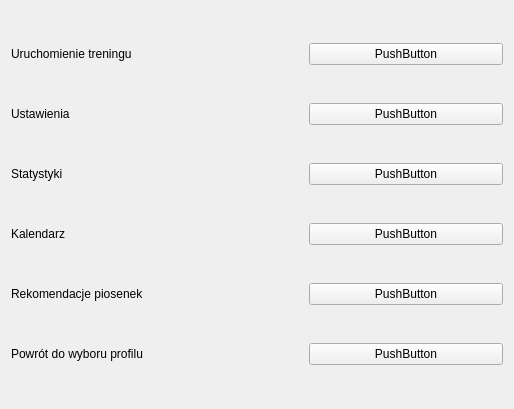
The window that coach/interface/ui/main_menu.ui (Daria34522/Trener_Personalny_Czacza) describes before a commit, drawn with Qt 5.
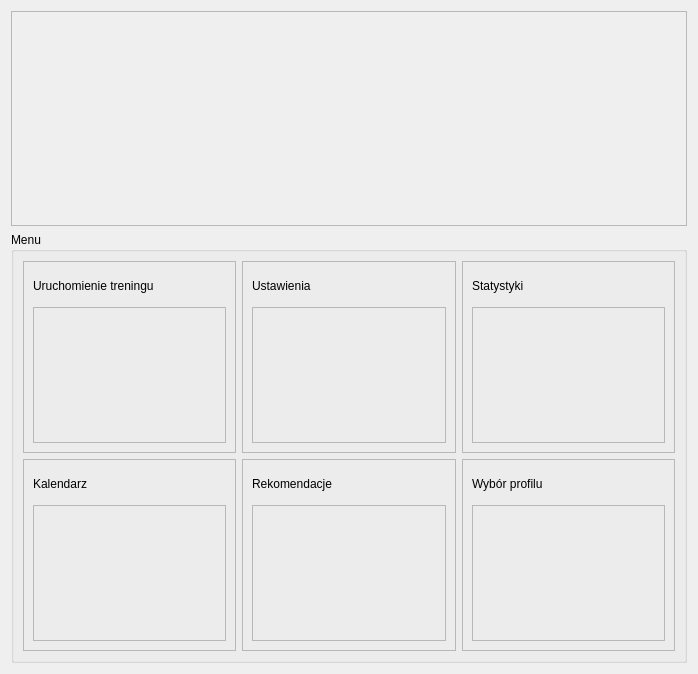
The same window after the commit.

Commit message: Modyfikacja menu wyboru profilu poprzez dodanie obsługi zdjęć profilowych

What changed in the file:
```diff
--- a/coach/interface/ui/main_menu.ui
+++ b/coach/interface/ui/main_menu.ui
@@ -6,34 +6,39 @@
    <rect>
     <x>0</x>
     <y>0</y>
-    <width>514</width>
-    <height>409</height>
+    <width>698</width>
+    <height>674</height>
    </rect>
   </property>
   <property name="windowTitle">
    <string>Form</string>
   </property>
-  <layout class="QVBoxLayout" name="verticalLayout">
+  <layout class="QVBoxLayout" name="verticalLayout" stretch="5,10">
    <item>
-    <layout class="QHBoxLayout" name="horizontalLayout" stretch="3,2">
-     <item>
-      <widget class="QLabel" name="label">
-       <property name="text">
-        <string>Uruchomienie treningu</string>
-       </property>
-      </widget>
-     </item>
-     <item>
-      <widget class="QPushButton" name="Start_training">
-       <property name="text">
-        <string>PushButton</string>
+    <widget class="QFrame" name="frame">
+     <property name="frameShape">
+      <enum>QFrame::StyledPanel</enum>
+     </property>
+     <property name="frameShadow">
+      <enum>QFrame::Raised</enum>
        </property>
       </widget>
      </item>
-    </layout>
-   </item>
    <item>
-    <layout class="QHBoxLayout" name="horizontalLayout_2" stretch="3,2">
+    <widget class="QGroupBox" name="groupBox">
+     <property name="title">
+      <string>Menu</string>
+     </property>
+     <layout class="QGridLayout" name="gridLayout">
+      <item row="0" column="1">
+       <widget class="QFrame" name="frame_3">
+        <property name="frameShape">
+         <enum>QFrame::StyledPanel</enum>
+        </property>
+        <property name="frameShadow">
+         <enum>QFrame::Raised</enum>
+        </property>
+        <layout class="QVBoxLayout" name="verticalLayout_3" stretch="2,9">
      <item>
       <widget class="QLabel" name="label_2">
        <property name="text">
@@ -42,16 +47,27 @@
       </widget>
      </item>
      <item>
-      <widget class="QPushButton" name="Settings">
-       <property name="text">
-        <string>PushButton</string>
+          <widget class="QFrame" name="Settings">
+           <property name="frameShape">
+            <enum>QFrame::StyledPanel</enum>
+           </property>
+           <property name="frameShadow">
+            <enum>QFrame::Raised</enum>
        </property>
       </widget>
      </item>
     </layout>
-   </item>
-   <item>
-    <layout class="QHBoxLayout" name="horizontalLayout_3" stretch="3,2">
+       </widget>
+      </item>
+      <item row="0" column="2">
+       <widget class="QFrame" name="frame_4">
+        <property name="frameShape">
+         <enum>QFrame::StyledPanel</enum>
+        </property>
+        <property name="frameShadow">
+         <enum>QFrame::Raised</enum>
+        </property>
+        <layout class="QVBoxLayout" name="verticalLayout_4" stretch="2,9">
      <item>
       <widget class="QLabel" name="label_3">
        <property name="text">
@@ -60,16 +76,56 @@
       </widget>
      </item>
      <item>
-      <widget class="QPushButton" name="Stats">
+          <widget class="QFrame" name="Stats">
+           <property name="frameShape">
+            <enum>QFrame::StyledPanel</enum>
+           </property>
+           <property name="frameShadow">
+            <enum>QFrame::Raised</enum>
+           </property>
+          </widget>
+         </item>
+        </layout>
+       </widget>
+      </item>
+      <item row="0" column="0">
+       <widget class="QFrame" name="frame_2">
+        <property name="frameShape">
+         <enum>QFrame::StyledPanel</enum>
+        </property>
+        <property name="frameShadow">
+         <enum>QFrame::Raised</enum>
+        </property>
+        <layout class="QVBoxLayout" name="verticalLayout_2" stretch="2,9">
+         <item>
+          <widget class="QLabel" name="label">
        <property name="text">
-        <string>PushButton</string>
-       </property>
-      </widget>
-     </item>
-    </layout>
+            <string>Uruchomienie treningu</string>
+           </property>
+          </widget>
    </item>
    <item>
-    <layout class="QHBoxLayout" name="horizontalLayout_4" stretch="3,2">
+          <widget class="QFrame" name="Start_training">
+           <property name="frameShape">
+            <enum>QFrame::StyledPanel</enum>
+           </property>
+           <property name="frameShadow">
+            <enum>QFrame::Raised</enum>
+           </property>
+          </widget>
+         </item>
+        </layout>
+       </widget>
+      </item>
+      <item row="1" column="0">
+       <widget class="QFrame" name="frame_5">
+        <property name="frameShape">
+         <enum>QFrame::StyledPanel</enum>
+        </property>
+        <property name="frameShadow">
+         <enum>QFrame::Raised</enum>
+        </property>
+        <layout class="QVBoxLayout" name="verticalLayout_5" stretch="2,9">
      <item>
       <widget class="QLabel" name="label_4">
        <property name="text">
@@ -78,49 +134,78 @@
       </widget>
      </item>
      <item>
-      <widget class="QPushButton" name="Calendar">
-       <property name="text">
-        <string>PushButton</string>
+          <widget class="QFrame" name="Calendar">
+           <property name="frameShape">
+            <enum>QFrame::StyledPanel</enum>
+           </property>
+           <property name="frameShadow">
+            <enum>QFrame::Raised</enum>
        </property>
       </widget>
      </item>
     </layout>
-   </item>
-   <item>
-    <layout class="QHBoxLayout" name="horizontalLayout_5" stretch="3,2">
+       </widget>
+      </item>
+      <item row="1" column="1">
+       <widget class="QFrame" name="frame_6">
+        <property name="frameShape">
+         <enum>QFrame::StyledPanel</enum>
+        </property>
+        <property name="frameShadow">
+         <enum>QFrame::Raised</enum>
+        </property>
+        <layout class="QVBoxLayout" name="verticalLayout_6" stretch="2,9">
      <item>
       <widget class="QLabel" name="label_5">
        <property name="text">
-        <string>Rekomendacje piosenek</string>
+            <string>Rekomendacje</string>
        </property>
       </widget>
      </item>
      <item>
-      <widget class="QPushButton" name="Recommendations">
-       <property name="text">
-        <string>PushButton</string>
+          <widget class="QFrame" name="Recommendations">
+           <property name="frameShape">
+            <enum>QFrame::StyledPanel</enum>
+           </property>
+           <property name="frameShadow">
+            <enum>QFrame::Raised</enum>
        </property>
       </widget>
      </item>
     </layout>
-   </item>
-   <item>
-    <layout class="QHBoxLayout" name="horizontalLayout_6" stretch="3,2">
+       </widget>
+      </item>
+      <item row="1" column="2">
+       <widget class="QFrame" name="frame_7">
+        <property name="frameShape">
+         <enum>QFrame::StyledPanel</enum>
+        </property>
+        <property name="frameShadow">
+         <enum>QFrame::Raised</enum>
+        </property>
+        <layout class="QVBoxLayout" name="verticalLayout_7" stretch="2,9">
      <item>
       <widget class="QLabel" name="label_6">
        <property name="text">
-        <string>Powrót do wyboru profilu</string>
+            <string>Wybór profilu</string>
        </property>
       </widget>
      </item>
      <item>
-      <widget class="QPushButton" name="Profile_selection">
-       <property name="text">
-        <string>PushButton</string>
-       </property>
+          <widget class="QFrame" name="Profile_selection">
+           <property name="frameShape">
+            <enum>QFrame::StyledPanel</enum>
+           </property>
+           <property name="frameShadow">
+            <enum>QFrame::Raised</enum>
+           </property>
       </widget>
      </item>
     </layout>
+       </widget>
+      </item>
+     </layout>
+    </widget>
    </item>
   </layout>
  </widget>
```
Lines whose indentation alone changed are shown as unchanged. The commit also changes 3 other files.
